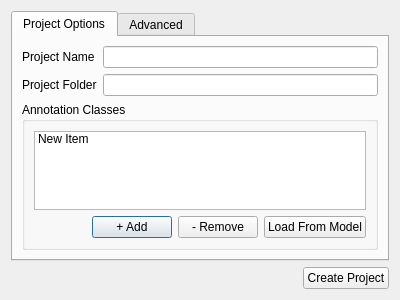
Above: src/core/newprojectdialog.ui from OceanEye-Project/OceanEye-QT before the change. Below: the same form after it.
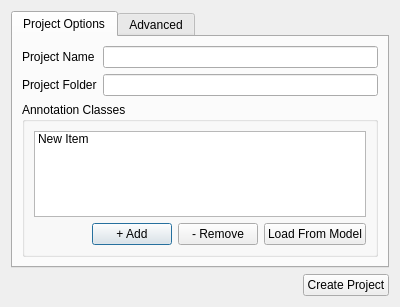
That is the form after the change.

Diff of the .ui file:
```diff
--- a/src/core/newprojectdialog.ui
+++ b/src/core/newprojectdialog.ui
@@ -7,7 +7,7 @@
     <x>0</x>
     <y>0</y>
     <width>400</width>
-    <height>300</height>
+    <height>307</height>
    </rect>
   </property>
   <property name="windowTitle">
@@ -69,6 +69,9 @@
          <layout class="QVBoxLayout" name="verticalLayout_3">
           <item>
            <widget class="QListWidget" name="annotationClassList">
+            <property name="alternatingRowColors">
+             <bool>true</bool>
+            </property>
             <item>
              <property name="text">
               <string>New Item</string>
```
